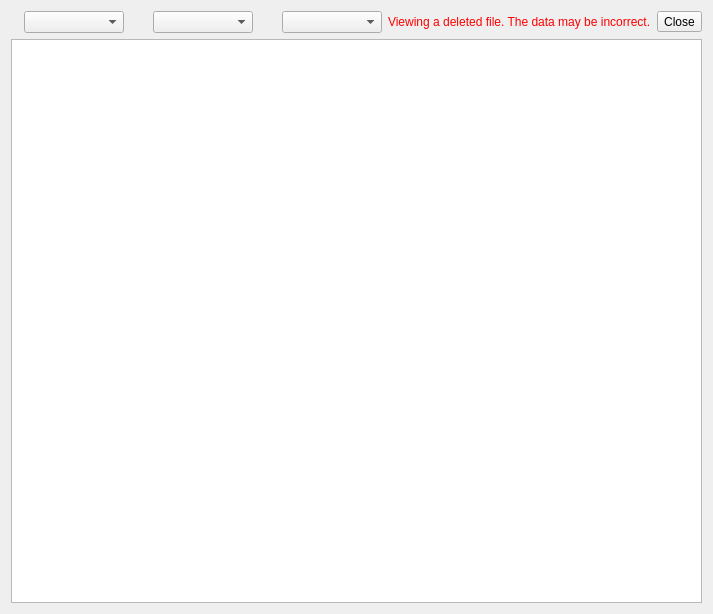
Before: the Qt Designer form src/viewdialog.ui in Ptr314/dsk_commander, drawn with Qt 5.
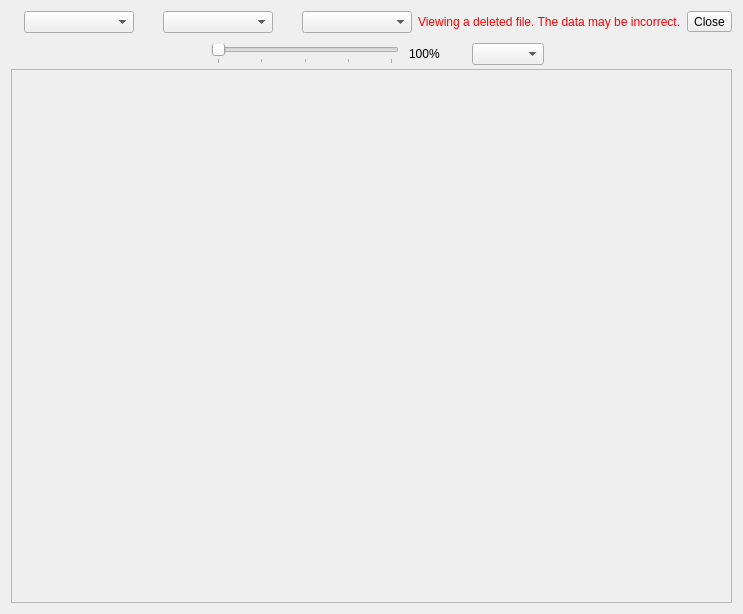
After: the same form once the commit is applied. The open tabs and pages were chosen to show the change. Icons and pictures are not drawn.

What changed in the file:
```diff
--- a/src/viewdialog.ui
+++ b/src/viewdialog.ui
@@ -6,7 +6,7 @@
    <rect>
     <x>0</x>
     <y>0</y>
-    <width>683</width>
+    <width>721</width>
     <height>614</height>
    </rect>
   </property>
@@ -54,7 +54,7 @@
       <widget class="QComboBox" name="modeCombo">
        <property name="minimumSize">
         <size>
-         <width>100</width>
+         <width>110</width>
          <height>0</height>
         </size>
        </property>
@@ -102,7 +102,7 @@
       <widget class="QComboBox" name="subtypeCombo">
        <property name="minimumSize">
         <size>
-         <width>100</width>
+         <width>110</width>
          <height>0</height>
         </size>
        </property>
@@ -165,7 +165,7 @@
       <widget class="QComboBox" name="encodingCombo">
        <property name="minimumSize">
         <size>
-         <width>100</width>
+         <width>110</width>
          <height>0</height>
         </size>
        </property>
@@ -214,19 +214,275 @@
    </item>
    <item>
     <layout class="QHBoxLayout" name="horizontalLayout_2">
+     <property name="spacing">
+      <number>6</number>
+     </property>
      <item>
-      <widget class="QPlainTextEdit" name="textBox">
-       <property name="font">
-        <font>
-         <family>Iosevka Fixed Extended</family>
-        </font>
-       </property>
-       <property name="lineWrapMode">
-        <enum>QPlainTextEdit::LineWrapMode::NoWrap</enum>
-       </property>
-       <property name="readOnly">
-        <bool>true</bool>
-       </property>
+      <widget class="QStackedWidget" name="viewArea">
+       <widget class="QWidget" name="page">
+        <layout class="QVBoxLayout" name="verticalLayout_2">
+         <item>
+          <widget class="QPlainTextEdit" name="textBox">
+           <property name="font">
+            <font>
+             <family>Iosevka Fixed Extended</family>
+            </font>
+           </property>
+           <property name="lineWrapMode">
+            <enum>QPlainTextEdit::LineWrapMode::NoWrap</enum>
+           </property>
+           <property name="readOnly">
+            <bool>true</bool>
+           </property>
+          </widget>
+         </item>
+        </layout>
+       </widget>
+       <widget class="QWidget" name="page_2">
+        <layout class="QVBoxLayout" name="verticalLayout_3">
+         <property name="spacing">
+          <number>0</number>
+         </property>
+         <property name="leftMargin">
+          <number>0</number>
+         </property>
+         <property name="topMargin">
+          <number>0</number>
+         </property>
+         <property name="rightMargin">
+          <number>0</number>
+         </property>
+         <property name="bottomMargin">
+          <number>0</number>
+         </property>
+         <item>
+          <layout class="QHBoxLayout" name="horizontalLayout_3">
+           <item>
+            <spacer name="horizontalSpacer_2">
+             <property name="orientation">
+              <enum>Qt::Orientation::Horizontal</enum>
+             </property>
+             <property name="sizeHint" stdset="0">
+              <size>
+               <width>40</width>
+               <height>20</height>
+              </size>
+             </property>
+            </spacer>
+           </item>
+           <item>
+            <widget class="QLabel" name="label_3">
+             <property name="maximumSize">
+              <size>
+               <width>20</width>
+               <height>20</height>
+              </size>
+             </property>
+             <property name="toolTip">
+              <string notr="true"/>
+             </property>
+             <property name="text">
+              <string/>
+             </property>
+             <property name="pixmap">
+              <pixmap resource="resources.qrc">:/icons/image_scale</pixmap>
+             </property>
+             <property name="scaledContents">
+              <bool>true</bool>
+             </property>
+            </widget>
+           </item>
+           <item>
+            <spacer name="horizontalSpacer_8">
+             <property name="orientation">
+              <enum>Qt::Orientation::Horizontal</enum>
+             </property>
+             <property name="sizeType">
+              <enum>QSizePolicy::Policy::Preferred</enum>
+             </property>
+             <property name="sizeHint" stdset="0">
+              <size>
+               <width>5</width>
+               <height>20</height>
+              </size>
+             </property>
+            </spacer>
+           </item>
+           <item>
+            <widget class="QSlider" name="scaleSlider">
+             <property name="focusPolicy">
+              <enum>Qt::FocusPolicy::TabFocus</enum>
+             </property>
+             <property name="minimum">
+              <number>1</number>
+             </property>
+             <property name="maximum">
+              <number>5</number>
+             </property>
+             <property name="singleStep">
+              <number>1</number>
+             </property>
+             <property name="pageStep">
+              <number>1</number>
+             </property>
+             <property name="value">
+              <number>1</number>
+             </property>
+             <property name="orientation">
+              <enum>Qt::Orientation::Horizontal</enum>
+             </property>
+             <property name="tickPosition">
+              <enum>QSlider::TickPosition::TicksBelow</enum>
+             </property>
+            </widget>
+           </item>
+           <item>
+            <spacer name="horizontalSpacer_5">
+             <property name="orientation">
+              <enum>Qt::Orientation::Horizontal</enum>
+             </property>
+             <property name="sizeType">
+              <enum>QSizePolicy::Policy::Fixed</enum>
+             </property>
+             <property name="sizeHint" stdset="0">
+              <size>
+               <width>10</width>
+               <height>30</height>
+              </size>
+             </property>
+            </spacer>
+           </item>
+           <item>
+            <widget class="QLabel" name="scaleLabel">
+             <property name="toolTip">
+              <string notr="true"/>
+             </property>
+             <property name="text">
+              <string notr="true">100%</string>
+             </property>
+            </widget>
+           </item>
+           <item>
+            <spacer name="horizontalSpacer_6">
+             <property name="orientation">
+              <enum>Qt::Orientation::Horizontal</enum>
+             </property>
+             <property name="sizeType">
+              <enum>QSizePolicy::Policy::Preferred</enum>
+             </property>
+             <property name="sizeHint" stdset="0">
+              <size>
+               <width>20</width>
+               <height>20</height>
+              </size>
+             </property>
+            </spacer>
+           </item>
+           <item>
+            <widget class="QLabel" name="label_4">
+             <property name="minimumSize">
+              <size>
+               <width>0</width>
+               <height>0</height>
+              </size>
+             </property>
+             <property name="maximumSize">
+              <size>
+               <width>20</width>
+               <height>20</height>
+              </size>
+             </property>
+             <property name="toolTip">
+              <string notr="true"/>
+             </property>
+             <property name="text">
+              <string notr="true"/>
+             </property>
+             <property name="pixmap">
+              <pixmap resource="resources.qrc">:/icons/palette</pixmap>
+             </property>
+             <property name="scaledContents">
+              <bool>true</bool>
+             </property>
+             <property name="margin">
+              <number>0</number>
+             </property>
+            </widget>
+           </item>
+           <item>
+            <spacer name="horizontalSpacer_7">
+             <property name="orientation">
+              <enum>Qt::Orientation::Horizontal</enum>
+             </property>
+             <property name="sizeType">
+              <enum>QSizePolicy::Policy::Preferred</enum>
+             </property>
+             <property name="sizeHint" stdset="0">
+              <size>
+               <width>5</width>
+               <height>20</height>
+              </size>
+             </property>
+            </spacer>
+           </item>
+           <item>
+            <widget class="QComboBox" name="optionsCombo"/>
+           </item>
+           <item>
+            <spacer name="horizontalSpacer_4">
+             <property name="orientation">
+              <enum>Qt::Orientation::Horizontal</enum>
+             </property>
+             <property name="sizeHint" stdset="0">
+              <size>
+               <width>40</width>
+               <height>20</height>
+              </size>
+             </property>
+            </spacer>
+           </item>
+          </layout>
+         </item>
+         <item>
+          <widget class="QScrollArea" name="scrollArea">
+           <property name="widgetResizable">
+            <bool>true</bool>
+           </property>
+           <widget class="QWidget" name="scrollAreaWidgetContents">
+            <property name="geometry">
+             <rect>
+              <x>0</x>
+              <y>0</y>
+              <width>699</width>
+              <height>528</height>
+             </rect>
+            </property>
+            <layout class="QVBoxLayout" name="verticalLayout_4">
+             <item>
+              <widget class="QLabel" name="picLabel">
+               <property name="sizePolicy">
+                <sizepolicy hsizetype="Preferred" vsizetype="Expanding">
+                 <horstretch>0</horstretch>
+                 <verstretch>0</verstretch>
+                </sizepolicy>
+               </property>
+               <property name="toolTip">
+                <string notr="true"/>
+               </property>
+               <property name="text">
+                <string notr="true"/>
+               </property>
+               <property name="alignment">
+                <set>Qt::AlignmentFlag::AlignCenter</set>
+               </property>
+              </widget>
+             </item>
+            </layout>
+           </widget>
+          </widget>
+         </item>
+        </layout>
+       </widget>
       </widget>
      </item>
     </layout>
```
